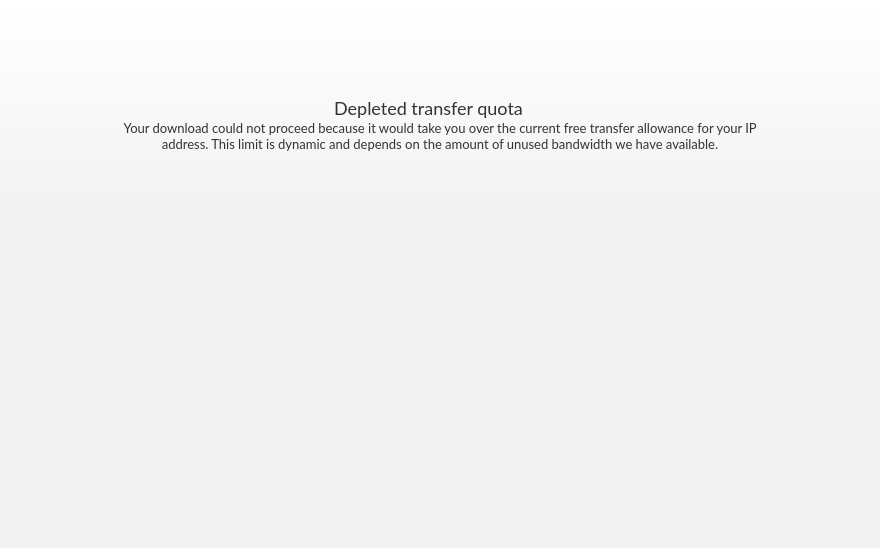
Old version of the form src/MEGASync/gui/win/UpgradeDialog.ui in the repository meganz/MEGAsync.
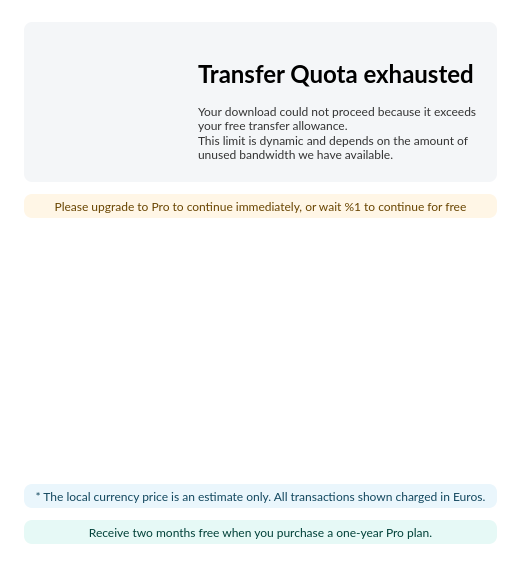
New version of the form. Icons and pictures are not drawn.

Commit message: SNC-2207. Revamp upgrade dialog and pro plan cards

What changed in the file:
```diff
--- a/src/MEGASync/gui/win/UpgradeDialog.ui
+++ b/src/MEGASync/gui/win/UpgradeDialog.ui
@@ -6,20 +6,26 @@
    <rect>
     <x>0</x>
     <y>0</y>
-    <width>880</width>
-    <height>548</height>
+    <width>795</width>
+    <height>496</height>
    </rect>
   </property>
+  <property name="sizePolicy">
+   <sizepolicy hsizetype="Preferred" vsizetype="Preferred">
+    <horstretch>0</horstretch>
+    <verstretch>0</verstretch>
+   </sizepolicy>
+  </property>
   <property name="minimumSize">
    <size>
-    <width>880</width>
-    <height>548</height>
+    <width>712</width>
+    <height>496</height>
    </size>
   </property>
   <property name="maximumSize">
    <size>
-    <width>880</width>
-    <height>548</height>
+    <width>16777215</width>
+    <height>16777215</height>
    </size>
   </property>
   <property name="windowTitle">
@@ -28,31 +34,95 @@
   <property name="styleSheet">
    <string notr="true">#UpgradeDialog
 {
-	background-color: #F2F2F2;
-}</string>
+ background-color: white;
+}
+
+#lEncourageUpgrade
+{
+ border-radius: 8px;
+ background-color: rgba(255,165,0,0.1);
+ color: #684400;
+ font-family: Lato;
+ font-size: 12px;
+ padding-top: 4px;
+ padding-bottom: 4px;
+}
+
+#lPriceEstimation
+{
+ border-radius: 8px;
+ background-color: rgba(43,166,222,0.1);
+ color: #12475E;
+ font-family: Lato;
+ font-size: 12px;
+ padding-top: 4px;
+ padding-bottom: 4px;
+}
+
+#lYearlyDiscount
+{
+ border-radius: 8px;
+ background-color: rgba(0,191,165,0.1);
+ color: #004038;
+ font-family: Lato;
+ font-size: 12px;
+ padding-top: 4px;
+ padding-bottom: 4px;
+}
+
+#lUsageFull
+{
+ color: #000000;
+ font-family: Lato;
+ font-size: 24px;
+ font-weight: bold;
+}
+
+#lAccountUsed, #lUpgradeAccount
+{
+ color: #333333;
+ font-family: Lato;
+ font-size: 12px;
+}
+
+#wHeader
+{
+ border-radius: 8px;
+ background-color: #F4F6F8;
+}
+</string>
   </property>
-  <layout class="QVBoxLayout" name="verticalLayout">
+  <layout class="QVBoxLayout" name="verticalLayout_2">
    <property name="spacing">
-    <number>0</number>
+    <number>12</number>
+   </property>
+   <property name="sizeConstraint">
+    <enum>QLayout::SetFixedSize</enum>
    </property>
    <property name="leftMargin">
-    <number>0</number>
+    <number>24</number>
    </property>
    <property name="topMargin">
-    <number>0</number>
+    <number>22</number>
    </property>
    <property name="rightMargin">
-    <number>0</number>
+    <number>24</number>
    </property>
    <property name="bottomMargin">
-    <number>0</number>
+    <number>24</number>
    </property>
    <item>
-    <widget class="QWidget" name="widgetHeader" native="true">
+    <widget class="QWidget" name="wHeader" native="true">
+     <property name="sizePolicy">
+      <sizepolicy hsizetype="Expanding" vsizetype="Preferred">
+       <horstretch>0</horstretch>
+       <verstretch>0</verstretch>
+      </sizepolicy>
+     </property>
      <property name="minimumSize">
       <size>
        <width>0</width>
-       <height>216</height>
+       <height>160</height>
       </size>
      </property>
      <property name="maximumSize">
@@ -61,16 +131,13 @@
        <height>16777215</height>
       </size>
      </property>
-     <property name="styleSheet">
-      <string notr="true">#widgetHeader
-{
-background: qlineargradient( x1:0 y1:0, x2:0 y2:1, stop:0 #FFFFFF, stop:1 #F2F2F2);
-}</string>
-     </property>
-     <layout class="QVBoxLayout" name="verticalLayout_3">
+     <layout class="QHBoxLayout" name="horizontalLayout">
       <property name="spacing">
        <number>0</number>
       </property>
+      <property name="sizeConstraint">
+       <enum>QLayout::SetDefaultConstraint</enum>
+      </property>
       <property name="leftMargin">
        <number>0</number>
       </property>
@@ -84,244 +151,218 @@
        <number>0</number>
       </property>
       <item>
-       <spacer name="verticalSpacer">
-        <property name="orientation">
-         <enum>Qt::Vertical</enum>
+       <widget class="QWidget" name="wIcon" native="true">
+        <property name="sizePolicy">
+         <sizepolicy hsizetype="Preferred" vsizetype="Preferred">
+          <horstretch>0</horstretch>
+          <verstretch>0</verstretch>
+         </sizepolicy>
         </property>
-        <property name="sizeType">
-         <enum>QSizePolicy::Fixed</enum>
-        </property>
-        <property name="sizeHint" stdset="0">
-         <size>
-          <width>20</width>
-          <height>32</height>
-         </size>
-        </property>
-       </spacer>
-      </item>
-      <item alignment="Qt::AlignHCenter">
-       <widget class="QToolButton" name="toolButtonIconImage">
         <property name="minimumSize">
          <size>
-          <width>64</width>
-          <height>64</height>
+          <width>0</width>
+          <height>160</height>
          </size>
         </property>
         <property name="maximumSize">
          <size>
-          <width>64</width>
-          <height>64</height>
+          <width>16777215</width>
+          <height>16777215</height>
          </size>
         </property>
-        <property name="focusPolicy">
-         <enum>Qt::NoFocus</enum>
-        </property>
-        <property name="styleSheet">
-         <string notr="true">#toolButtonIconImage
-{
- border: none;
-}</string>
-        </property>
-        <property name="text">
-         <string/>
-        </property>
-        <property name="icon">
-         <iconset>
-          <normalon>:/images/transfer_empty_64.png</normalon>
-         </iconset>
-        </property>
-        <property name="iconSize">
-         <size>
-          <width>64</width>
-          <height>64</height>
-         </size>
-        </property>
+        <layout class="QHBoxLayout" name="horizontalLayout_2">
+         <property name="spacing">
+          <number>-1</number>
+         </property>
+         <property name="leftMargin">
+          <number>30</number>
+         </property>
+         <property name="topMargin">
+          <number>0</number>
+         </property>
+         <property name="rightMargin">
+          <number>28</number>
+         </property>
+         <property name="bottomMargin">
+          <number>0</number>
+         </property>
+         <item>
+          <widget class="QWidget" name="wOverStorageIcon" native="true">
+           <property name="minimumSize">
+            <size>
+             <width>96</width>
+             <height>96</height>
+            </size>
+           </property>
+           <property name="maximumSize">
+            <size>
+             <width>16777215</width>
+             <height>16777215</height>
+            </size>
+           </property>
+           <layout class="QVBoxLayout" name="verticalLayout_3">
+            <property name="spacing">
+             <number>-1</number>
+            </property>
+            <property name="leftMargin">
+             <number>0</number>
+            </property>
+            <property name="topMargin">
+             <number>0</number>
+            </property>
+            <property name="rightMargin">
+             <number>0</number>
+            </property>
+            <property name="bottomMargin">
+             <number>0</number>
+            </property>
+            <item>
+             <widget class="QLabel" name="lAnimationOverStorage">
+              <property name="text">
+               <string/>
+              </property>
+             </widget>
+            </item>
+           </layout>
+          </widget>
+         </item>
+        </layout>
        </widget>
       </item>
       <item>
-       <layout class="QHBoxLayout" name="horizontalLayout">
-        <item>
-         <spacer name="horizontalSpacer">
-          <property name="orientation">
-           <enum>Qt::Horizontal</enum>
-          </property>
-          <property name="sizeHint" stdset="0">
-           <size>
-            <width>40</width>
-            <height>20</height>
-           </size>
-          </property>
-         </spacer>
-        </item>
-        <item>
-         <widget class="QLabel" name="labelTitle">
-          <property name="minimumSize">
-           <size>
-               <width>0</width>
-            <height>24</height>
-           </size>
-          </property>
-          <property name="maximumSize">
-           <size>
-               <width>16777215</width>
-            <height>24</height>
-           </size>
-          </property>
-          <property name="styleSheet">
-              <string notr="true">#labelTitle
-{
-color: #333333;
-font-family: Lato;
-font-size: 18px;
-}</string>
-          </property>
-          <property name="text">
-           <string>Depleted transfer quota</string>
-          </property>
-          <property name="alignment">
-           <set>Qt::AlignCenter</set>
-          </property>
-         </widget>
-        </item>
-        <item>
-         <widget class="QToolButton" name="toolButtonQuestion">
-          <property name="minimumSize">
-           <size>
-            <width>24</width>
-            <height>24</height>
-           </size>
-          </property>
-          <property name="maximumSize">
-           <size>
-            <width>24</width>
-            <height>24</height>
-           </size>
-          </property>
-          <property name="styleSheet">
-           <string notr="true">#toolButtonQuestion
-{
-	border: none;
-}</string>
-          </property>
-          <property name="text">
-           <string notr="true"/>
-          </property>
-          <property name="icon">
-           <iconset resource="../Resources_win.qrc">
-            <normaloff>:/images/icon_question_white.png</normaloff>:/images/icon_question_white.png</iconset>
-          </property>
-          <property name="iconSize">
-           <size>
-            <width>24</width>
-            <height>24</height>
-           </size>
-          </property>
-         </widget>
-        </item>
-        <item>
-         <spacer name="horizontalSpacer_2">
-          <property name="orientation">
-           <enum>Qt::Horizontal</enum>
-          </property>
-          <property name="sizeHint" stdset="0">
-           <size>
-            <width>40</width>
-            <height>20</height>
-           </size>
-          </property>
-         </spacer>
-        </item>
-       </layout>
-      </item>
-      <item alignment="Qt::AlignHCenter">
-       <widget class="QLabel" name="labelInfo">
+       <widget class="QWidget" name="wAccountFull" native="true">
+        <property name="sizePolicy">
+         <sizepolicy hsizetype="Expanding" vsizetype="Preferred">
+          <horstretch>0</horstretch>
+          <verstretch>0</verstretch>
+         </sizepolicy>
+        </property>
         <property name="minimumSize">
          <size>
-          <width>640</width>
-          <height>48</height>
+          <width>0</width>
+          <height>0</height>
          </size>
         </property>
         <property name="maximumSize">
          <size>
-          <width>640</width>
+          <width>16777215</width>
           <height>16777215</height>
          </size>
         </property>
-        <property name="styleSheet">
-         <string notr="true">#labelInfo
-{
-    color: #333333;
-	font-family: Lato;
-	font-size: 13px;
-	line-height: 24px;
-}</string>
-        </property>
-        <property name="text">
-         <string>Your download could not proceed because it would take you over the current free transfer allowance for your IP address. This limit is dynamic and depends on the amount of unused bandwidth we have available.</string>
-        </property>
-        <property name="alignment">
-         <set>Qt::AlignHCenter|Qt::AlignTop</set>
-        </property>
-        <property name="wordWrap">
-         <bool>true</bool>
-        </property>
+        <layout class="QVBoxLayout" name="verticalLayout">
+         <property name="spacing">
+          <number>0</number>
+         </property>
+         <property name="leftMargin">
+          <number>20</number>
+         </property>
+         <property name="topMargin">
+          <number>22</number>
+         </property>
+         <property name="rightMargin">
+          <number>20</number>
+         </property>
+         <property name="bottomMargin">
+          <number>20</number>
+         </property>
+         <item>
+          <widget class="QLabel" name="lUsageFull">
+           <property name="sizePolicy">
+            <sizepolicy hsizetype="Expanding" vsizetype="Preferred">
+             <horstretch>0</horstretch>
+             <verstretch>0</verstretch>
+            </sizepolicy>
+           </property>
+           <property name="minimumSize">
+            <size>
+             <width>0</width>
+             <height>0</height>
+            </size>
+           </property>
+           <property name="maximumSize">
+            <size>
+             <width>16777215</width>
+             <height>16777215</height>
+            </size>
+           </property>
+           <property name="text">
+            <string>Transfer Quota exhausted</string>
+           </property>
+           <property name="alignment">
+            <set>Qt::AlignLeading|Qt::AlignLeft|Qt::AlignVCenter</set>
+           </property>
+          </widget>
+         </item>
+         <item>
+          <widget class="QWidget" name="wDescAccountFull" native="true">
+           <property name="sizePolicy">
+            <sizepolicy hsizetype="Preferred" vsizetype="Preferred">
+             <horstretch>0</horstretch>
+             <verstretch>0</verstretch>
+            </sizepolicy>
+           </property>
+           <layout class="QVBoxLayout" name="verticalLayout_4">
+            <property name="spacing">
+             <number>0</number>
+            </property>
+            <property name="leftMargin">
+             <number>0</number>
+            </property>
+            <property name="topMargin">
+             <number>0</number>
+            </property>
+            <property name="rightMargin">
+             <number>0</number>
+            </property>
+            <property name="bottomMargin">
+             <number>0</number>
+            </property>
+            <item>
+             <widget class="QLabel" name="lAccountUsed">
+              <property name="sizePolicy">
+               <sizepolicy hsizetype="Preferred" vsizetype="Preferred">
+                <horstretch>0</horstretch>
+                <verstretch>0</verstretch>
+               </sizepolicy>
+              </property>
+              <property name="text">
+               <string>Your download could not proceed because it exceeds your free transfer allowance.</string>
+              </property>
+              <property name="wordWrap">
+               <bool>true</bool>
+              </property>
+             </widget>
+            </item>
+            <item>
+             <widget class="QLabel" name="lUpgradeAccount">
+              <property name="sizePolicy">
+               <sizepolicy hsizetype="Preferred" vsizetype="Preferred">
+                <horstretch>0</horstretch>
+                <verstretch>0</verstretch>
+               </sizepolicy>
+              </property>
+              <property name="text">
+               <string>This limit is dynamic and depends on the amount of unused bandwidth we have available.</string>
+              </property>
+              <property name="wordWrap">
+               <bool>true</bool>
+              </property>
+             </widget>
+            </item>
+           </layout>
+          </widget>
+         </item>
+        </layout>
        </widget>
       </item>
      </layout>
     </widget>
    </item>
    <item>
-    <spacer name="verticalSpacer_2">
-     <property name="orientation">
-      <enum>Qt::Vertical</enum>
-     </property>
-     <property name="sizeHint" stdset="0">
-      <size>
-       <width>20</width>
-       <height>48</height>
-      </size>
-     </property>
-    </spacer>
-   </item>
-   <item>
-    <widget class="QWidget" name="wPlans" native="true">
-     <property name="minimumSize">
-      <size>
-       <width>0</width>
-       <height>242</height>
-      </size>
-     </property>
-     <property name="maximumSize">
-      <size>
-       <width>16777215</width>
-       <height>242</height>
-      </size>
-     </property>
-     <property name="styleSheet">
-      <string notr="true">#wPlans
-{
-  background-color: #F2F2F2;
-}</string>
-     </property>
-    </widget>
-   </item>
-   <item>
-    <widget class="QWidget" name="widgetFooter" native="true">
-     <property name="minimumSize">
-      <size>
-       <width>0</width>
-       <height>62</height>
-      </size>
-     </property>
-     <property name="maximumSize">
-      <size>
-       <width>16777215</width>
-       <height>62</height>
-      </size>
-     </property>
-     <layout class="QHBoxLayout" name="horizontalLayout_2">
+    <widget class="QWidget" name="wContainerPlansAndInfo" native="true">
+     <layout class="QVBoxLayout" name="verticalLayout_5">
       <property name="spacing">
-       <number>0</number>
+       <number>4</number>
       </property>
       <property name="leftMargin">
        <number>0</number>
@@ -335,33 +376,34 @@
       <property name="bottomMargin">
        <number>0</number>
       </property>
-      <item alignment="Qt::AlignHCenter">
-       <widget class="QLabel" name="labelRemainingTime">
+      <item>
+       <widget class="QLabel" name="lEncourageUpgrade">
+        <property name="sizePolicy">
+         <sizepolicy hsizetype="Preferred" vsizetype="Preferred">
+          <horstretch>0</horstretch>
+          <verstretch>0</verstretch>
+         </sizepolicy>
+        </property>
         <property name="minimumSize">
          <size>
-          <width>675</width>
-          <height>40</height>
+          <width>0</width>
+          <height>24</height>
          </size>
         </property>
         <property name="maximumSize">
          <size>
           <width>16777215</width>
-          <height>40</height>
+          <height>16777215</height>
          </size>
         </property>
-        <property name="styleSheet">
-         <string notr="true">#labelRemainingTime
-{
-  font-family: Lato;
-  font-size: 14px;
-  color: #333333;
-}</string>
-        </property>
-        <property name="lineWidth">
-         <number>2</number>
+        <property name="sizeIncrement">
+         <size>
+          <width>0</width>
+          <height>0</height>
+         </size>
         </property>
         <property name="text">
-         <string/>
+         <string>Please upgrade to Pro to continue immediately, or wait %1 to continue for free</string>
         </property>
         <property name="alignment">
          <set>Qt::AlignCenter</set>
@@ -371,9 +413,93 @@
         </property>
        </widget>
       </item>
+      <item>
+       <widget class="QWidget" name="wPlans" native="true">
+        <property name="sizePolicy">
+         <sizepolicy hsizetype="Preferred" vsizetype="Preferred">
+          <horstretch>0</horstretch>
+          <verstretch>0</verstretch>
+         </sizepolicy>
+        </property>
+        <property name="minimumSize">
+         <size>
+          <width>0</width>
+          <height>250</height>
+         </size>
+        </property>
+        <property name="maximumSize">
+         <size>
+          <width>16777215</width>
+          <height>16777215</height>
+         </size>
+        </property>
+        <property name="styleSheet">
+         <string notr="true"/>
+        </property>
+       </widget>
+      </item>
      </layout>
     </widget>
    </item>
+   <item>
+    <widget class="QLabel" name="lPriceEstimation">
+     <property name="sizePolicy">
+      <sizepolicy hsizetype="Preferred" vsizetype="Preferred">
+       <horstretch>0</horstretch>
+       <verstretch>0</verstretch>
+      </sizepolicy>
+     </property>
+     <property name="minimumSize">
+      <size>
+       <width>0</width>
+       <height>24</height>
+      </size>
+     </property>
+     <property name="maximumSize">
+      <size>
+       <width>16777215</width>
+       <height>16777215</height>
+      </size>
+     </property>
+     <property name="text">
+      <string>* The local currency price is an estimate only. All transactions shown charged in Euros.</string>
+     </property>
+     <property name="alignment">
+      <set>Qt::AlignCenter</set>
+     </property>
+    </widget>
+   </item>
+   <item>
+    <widget class="QLabel" name="lYearlyDiscount">
+     <property name="sizePolicy">
+      <sizepolicy hsizetype="Preferred" vsizetype="Preferred">
+       <horstretch>0</horstretch>
+       <verstretch>0</verstretch>
+      </sizepolicy>
+     </property>
+     <property name="minimumSize">
+      <size>
+       <width>0</width>
+       <height>24</height>
+      </size>
+     </property>
+     <property name="maximumSize">
+      <size>
+       <width>16777215</width>
+       <height>16777215</height>
+      </size>
+     </property>
+     <property name="text">
+      <string>Receive two months free when you purchase a one-year Pro plan.</string>
+     </property>
+     <property name="alignment">
+      <set>Qt::AlignCenter</set>
+     </property>
+     <property name="wordWrap">
+      <bool>true</bool>
+     </property>
+    </widget>
+   </item>
   </layout>
  </widget>
  <resources>
```
Left out of the diff: 4 changed lines with no effect on the pictures. The commit also changes 85 other files.
